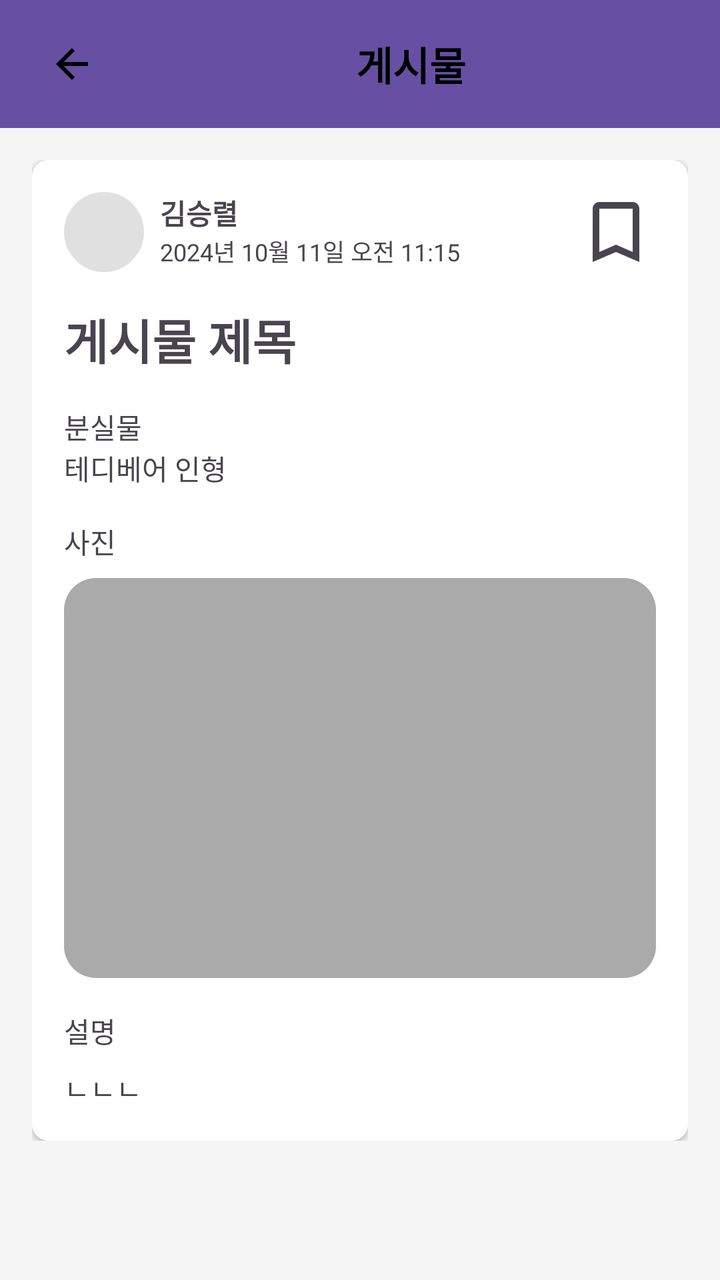
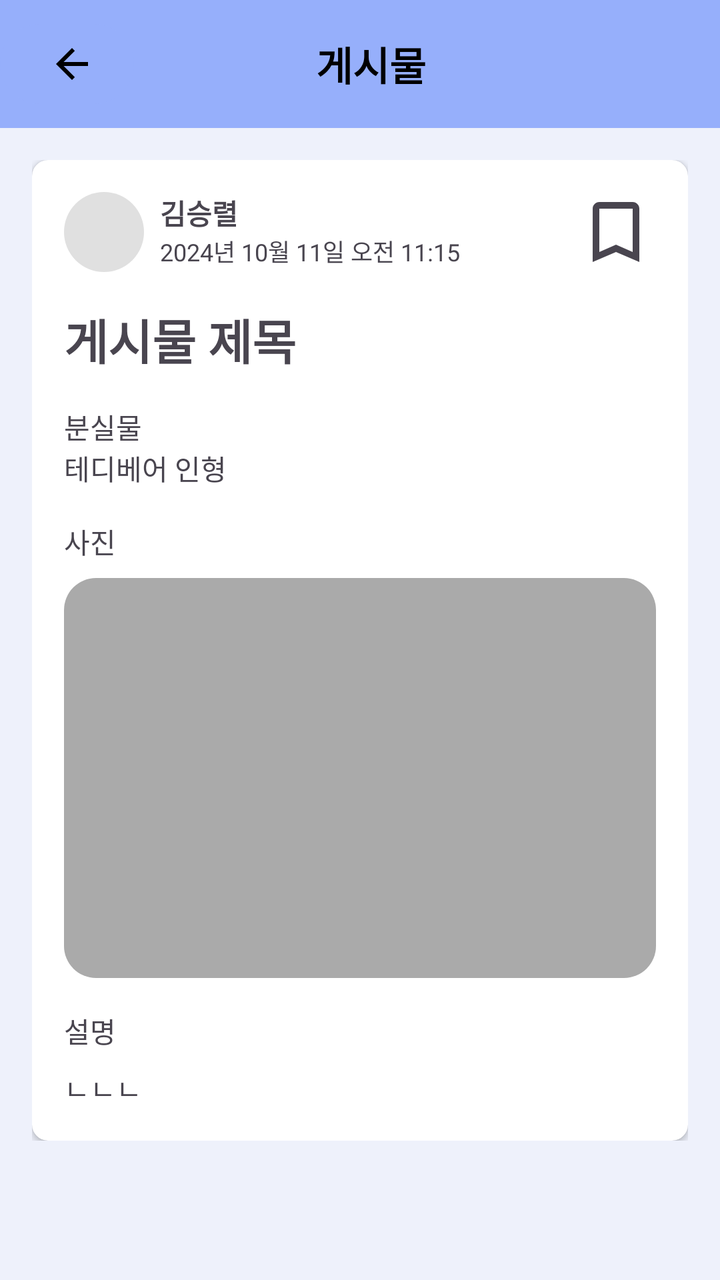

An Android layout rendered at two revisions. The XML below is the earlier revision; the diff shows what the commit changed to produce the second picture.
<!-- AndroidManifest.xml: application theme Theme.Lostfind -->
<!-- res/layout/post_detail.xml -->
<?xml version="1.0" encoding="utf-8"?>
<RelativeLayout xmlns:android="http://schemas.android.com/apk/res/android"
    xmlns:app="http://schemas.android.com/apk/res-auto"
    xmlns:tools="http://schemas.android.com/tools"
    android:layout_width="match_parent"
    android:layout_height="match_parent"
    android:background="#F5F5F5"
    tools:context=".MainActivity">

    <LinearLayout
        android:id="@+id/top_bar_layout"
        android:layout_width="match_parent"
        android:layout_height="?attr/actionBarSize"
        android:background="?attr/colorPrimary"
        android:orientation="horizontal"
        android:gravity="center_vertical"
        android:paddingEnd="16dp">

        <Button
            android:id="@+id/back_button"
            android:layout_width="67dp"
            android:layout_height="wrap_content"
            android:drawableLeft="@drawable/ic_arrow_back"/>

        <TextView
            android:id="@+id/toolbar_title_text"
            android:layout_width="279dp"
            android:layout_height="wrap_content"
            android:layout_weight="1"
            android:gravity="center"
            android:text="게시물"
            android:textColor="@android:color/black"
            android:textSize="20sp"
            android:textStyle="bold" />

    </LinearLayout>

    <ScrollView
        android:layout_width="match_parent"
        android:layout_height="match_parent"
        android:layout_above="@+id/bottom_bar"
        android:layout_below="@id/top_bar_layout">

        <LinearLayout
            android:layout_width="match_parent"
            android:layout_height="wrap_content"
            android:orientation="vertical"
            android:padding="16dp">

            <androidx.cardview.widget.CardView
                android:layout_width="match_parent"
                android:layout_height="wrap_content"
                app:cardCornerRadius="8dp">

                <LinearLayout
                    android:layout_width="match_parent"
                    android:layout_height="wrap_content"
                    android:orientation="vertical"
                    android:padding="16dp">

                    <RelativeLayout
                        android:layout_width="match_parent"
                        android:layout_height="wrap_content">

                        <ImageView
                            android:id="@+id/profile_image"
                            android:layout_width="40dp"
                            android:layout_height="40dp"
                            android:background="@drawable/bg_circle"
                            android:padding="8dp"/>

                        <TextView
                            android:id="@+id/user_name"
                            android:layout_width="wrap_content"
                            android:layout_height="wrap_content"
                            android:layout_marginStart="8dp"
                            android:layout_toEndOf="@id/profile_image"
                            android:text="김승렬"
                            android:textStyle="bold" />

                        <TextView
                            android:id="@+id/post_timestamp"
                            android:layout_width="wrap_content"
                            android:layout_height="wrap_content"
                            android:layout_below="@id/user_name"
                            android:layout_marginStart="8dp"
                            android:layout_toEndOf="@id/profile_image"
                            android:text="2024년 10월 11일 오전 11:15"
                            android:textSize="12sp" />

                        <ToggleButton
                            android:id="@+id/bookmark_button"
                            android:layout_width="40dp"
                            android:layout_height="40dp"
                            android:background="@drawable/bookmark_selector"
                            android:textOn=""
                            android:textOff=""
                            android:layout_alignParentEnd="true"
                            android:layout_centerVertical="true"
                            android:contentDescription="북마크" />
                    </RelativeLayout>

                    <TextView
                        android:id="@+id/post_title_detail"
                        android:layout_width="wrap_content"
                        android:layout_height="wrap_content"
                        android:layout_marginTop="16dp"
                        android:text="게시물 제목"
                        android:textSize="24sp"
                        android:textStyle="bold" />

                    <LinearLayout
                        android:layout_width="match_parent"
                        android:layout_height="wrap_content"
                        android:layout_marginTop="16dp"
                        android:orientation="horizontal">

                        <LinearLayout
                            android:layout_width="0dp"
                            android:layout_height="wrap_content"
                            android:layout_weight="1"
                            android:orientation="vertical">

                            <TextView
                                android:layout_width="wrap_content"
                                android:layout_height="wrap_content"
                                android:text="분실물" />

                            <TextView
                                android:id="@+id/lost_item_name"
                                android:layout_width="wrap_content"
                                android:layout_height="wrap_content"
                                android:text="테디베어 인형" />
                        </LinearLayout>

                        <LinearLayout
                            android:layout_width="0dp"
                            android:layout_height="wrap_content"
                            android:layout_weight="1"
                            android:orientation="vertical">

                            <TextView
                                android:id="@+id/location_text_view"
                                android:layout_width="wrap_content"
                                android:layout_height="wrap_content"
                                android:text="위치"
                                android:visibility="gone"/>

                            <TextView
                                android:id="@+id/lost_item_location"
                                android:layout_width="wrap_content"
                                android:layout_height="wrap_content"
                                android:text="숭실대학교"
                                android:visibility="gone"/>

                        </LinearLayout>
                    </LinearLayout>

                    <TextView
                        android:layout_width="wrap_content"
                        android:layout_height="wrap_content"
                        android:layout_marginTop="16dp"
                        android:text="사진" />

                    <ImageView
                        android:id="@+id/post_image_detail"
                        android:layout_width="match_parent"
                        android:layout_height="200dp"
                        android:layout_marginTop="8dp"
                        android:scaleType="centerCrop"
                        android:background="@drawable/button_background"/>

                    <TextView
                        android:id="@+id/map_location_text_view"
                        android:layout_width="wrap_content"
                        android:layout_height="wrap_content"
                        android:layout_marginTop="16dp"
                        android:text="위치"
                        android:visibility="gone"/>

                    <androidx.fragment.app.FragmentContainerView
                        android:id="@+id/map_container"
                        android:name="com.google.android.gms.maps.SupportMapFragment"
                        android:layout_width="match_parent"
                        android:layout_height="250dp"
                        android:layout_marginTop="8dp"
                        android:visibility="gone"
                        tools:visibility="visible" />

                    <TextView
                        android:layout_width="wrap_content"
                        android:layout_height="wrap_content"
                        android:layout_marginTop="16dp"
                        android:text="설명" />

                    <TextView
                        android:id="@+id/post_description"
                        android:layout_width="match_parent"
                        android:layout_height="wrap_content"
                        android:layout_marginTop="8dp"
                        android:text="ㄴㄴㄴ" />
                </LinearLayout>
            </androidx.cardview.widget.CardView>
        </LinearLayout>
    </ScrollView>

    <LinearLayout
        android:id="@+id/bottom_bar"
        android:layout_width="match_parent"
        android:layout_height="wrap_content"
        android:layout_alignParentBottom="true"
        android:orientation="horizontal"
        android:padding="16dp">

        <Button
            android:id="@+id/edit_button"
            android:layout_width="wrap_content"
            android:layout_height="wrap_content"
            android:drawableLeft="@drawable/ic_edit"
            android:textColor="@color/black"
            android:text="수정"
            android:gravity="center_vertical"
            android:visibility="gone"/>

        <Button
            android:id="@+id/delete_button"
            android:layout_width="wrap_content"
            android:layout_height="wrap_content"
            android:layout_marginStart="16dp"
            android:drawableLeft="@drawable/ic_delete"
            android:textColor="@color/black"
            android:text="삭제"
            android:gravity="center_vertical"
            android:visibility="gone"/>

        <View
            android:layout_width="0dp"
            android:layout_height="0dp"
            android:layout_weight="1" />

        <Button
            android:id="@+id/send_message_button"
            android:layout_width="wrap_content"
            android:layout_height="wrap_content"
            android:text="쪽지 보내기"
            android:textColor="#000000"
            android:background="@drawable/button_background"
            android:visibility="gone"/>
    </LinearLayout>

</RelativeLayout>
<!-- resources referenced by this layout -->
<resources>
  <color name="black">#FF000000</color>
  <!-- drawable bg_circle (drawable) -->
  <shape xmlns:android="http://schemas.android.com/apk/res/android"
      android:shape="oval">
      <solid android:color="#E0E0E0"/>
  </shape>
  <!-- drawable bookmark_selector (drawable) -->
  <?xml version="1.0" encoding="utf-8"?>
  <selector xmlns:android="http://schemas.android.com/apk/res/android">
      
      <item android:state_checked="true" android:drawable="@drawable/ic_bookmark_filled" />
      
      <item android:state_checked="false" android:drawable="@drawable/ic_bookmark_border" />
  </selector>
  <!-- drawable button_background (drawable) -->
  <?xml version="1.0" encoding="utf-8"?>
  <shape xmlns:android="http://schemas.android.com/apk/res/android">
      <solid android:color="@android:color/darker_gray"/>
      <corners android:radius="16dp"/>
  </shape>
  <!-- drawable ic_arrow_back (drawable) -->
  <vector xmlns:android="http://schemas.android.com/apk/res/android" android:autoMirrored="true" android:height="24dp" android:tint="#000000" android:viewportHeight="24" android:viewportWidth="24" android:width="24dp">
        
      <path android:fillColor="@android:color/white" android:pathData="M20,11H7.83l5.59,-5.59L12,4l-8,8 8,8 1.41,-1.41L7.83,13H20v-2z"/>
      
  </vector>
  <!-- drawable ic_delete (drawable) -->
  <vector xmlns:android="http://schemas.android.com/apk/res/android"
      android:width="24dp"
      android:height="24dp"
      android:viewportWidth="24.0"
      android:viewportHeight="24.0">
      <path
          android:fillColor="#FF000000"
          android:pathData="M6,19c0,1.1 0.9,2 2,2h8c1.1,0 2,-0.9 2,-2V7H6v12zM19,4h-3.5l-1,-1h-5l-1,1H5v2h14V4z"/>
  </vector>
  <!-- drawable ic_edit (drawable) -->
  <vector xmlns:android="http://schemas.android.com/apk/res/android"
      android:width="24dp"
      android:height="24dp"
      android:viewportWidth="24.0"
      android:viewportHeight="24.0">
      <path
          android:fillColor="#FF000000"
          android:pathData="M3,17.25V21h3.75L17.81,9.94l-3.75,-3.75L3,17.25zM20.71,7.04c0.39,-0.39 0.39,-1.02 0,-1.41l-2.34,-2.34c-0.39,-0.39 -1.02,-0.39 -1.41,0l-1.83,1.83 3.75,3.75 1.83,-1.83z"/>
  </vector>
  <style name="Theme.Lostfind" parent="Base.Theme.Lostfind" />
  <!-- drawable ic_bookmark_filled (drawable) -->
  <vector xmlns:android="http://schemas.android.com/apk/res/android"
      android:width="24dp"
      android:height="24dp"    android:viewportWidth="24.0"
      android:viewportHeight="24.0"
      android:tint="?attr/colorControlNormal">
      <path
          android:fillColor="@android:color/white"
          android:pathData="M17,3H7c-1.1,0 -2,0.9 -2,2v16l7,-3 7,3V5c0,-1.1 -0.9,-2 -2,-2z"/>
  </vector>
  <!-- drawable ic_bookmark_border (drawable) -->
  <vector xmlns:android="http://schemas.android.com/apk/res/android"
      android:width="24dp"
      android:height="24dp"
      android:viewportWidth="24.0"
      android:viewportHeight="24.0"
      android:tint="?attr/colorControlNormal">
      <path
          android:fillColor="@android:color/white"
          android:pathData="M17,3H7c-1.1,0 -1.99,0.9 -1.99,2L5,21l7,-3 7,3V5c0,-1.1 -0.9,-2 -2,-2zM17,18l-5,-2.18L7,18V5h10v13z"/>
  </vector>
  <style name="Base.Theme.Lostfind" parent="Theme.Material3.DayNight.NoActionBar">
          
          
      </style>
</resources>

<!-- the commit's change to res/layout/post_detail.xml (unified diff, before → after) -->
@@ -4,14 +4,14 @@
     xmlns:tools="http://schemas.android.com/tools"
     android:layout_width="match_parent"
     android:layout_height="match_parent"
-    android:background="#F5F5F5"
+    android:background="@color/one"
     tools:context=".MainActivity">
 
     <LinearLayout
         android:id="@+id/top_bar_layout"
         android:layout_width="match_parent"
         android:layout_height="?attr/actionBarSize"
-        android:background="?attr/colorPrimary"
+        android:background="@color/two"
         android:orientation="horizontal"
         android:gravity="center_vertical"
         android:paddingEnd="16dp">
@@ -20,6 +20,7 @@
             android:id="@+id/back_button"
             android:layout_width="67dp"
             android:layout_height="wrap_content"
+            android:backgroundTint="@color/two"
             android:drawableLeft="@drawable/ic_arrow_back"/>
 
         <TextView
@@ -29,6 +30,7 @@
             android:layout_weight="1"
             android:gravity="center"
             android:text="게시물"
+            android:layout_marginRight="40dp"
             android:textColor="@android:color/black"
             android:textSize="20sp"
             android:textStyle="bold" />
@@ -220,6 +222,7 @@
             android:textColor="@color/black"
             android:text="수정"
             android:gravity="center_vertical"
+            android:backgroundTint="@color/two"
             android:visibility="gone"/>
 
         <Button
@@ -231,6 +234,7 @@
             android:textColor="@color/black"
             android:text="삭제"
             android:gravity="center_vertical"
+            android:backgroundTint="@color/two"
             android:visibility="gone"/>
 
         <View
@@ -244,7 +248,7 @@
             android:layout_height="wrap_content"
             android:text="쪽지 보내기"
             android:textColor="#000000"
-            android:background="@drawable/button_background"
+            android:backgroundTint="@color/two"
             android:visibility="gone"/>
     </LinearLayout>
 
<!-- resource entries referenced after the edit -->
@@ -1,6 +1,8 @@
 <!-- resources referenced by this layout -->
 <resources>
   <color name="black">#FF000000</color>
+  <color name="one">#EEF1FB</color>
+  <color name="two">#96AFFB</color>
   <!-- drawable bg_circle (drawable) -->
   <shape xmlns:android="http://schemas.android.com/apk/res/android"
       android:shape="oval">
